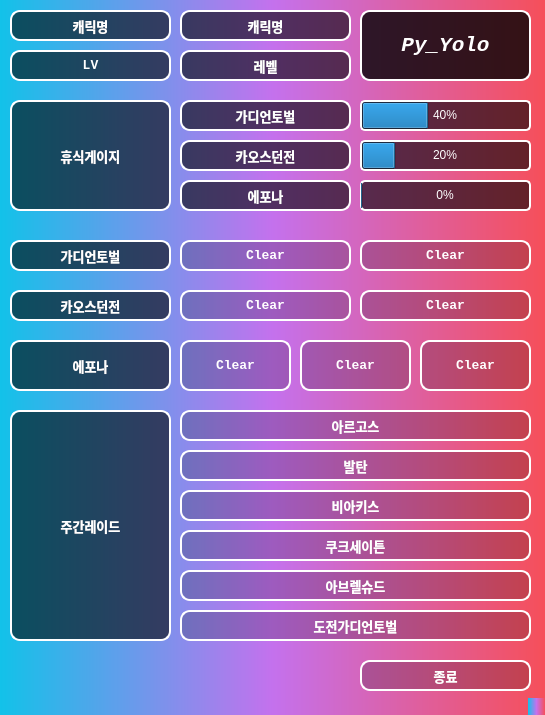
Old version of the form UI/Character_Form.ui in the repository ckh2445/LostArk_Check_Quest.
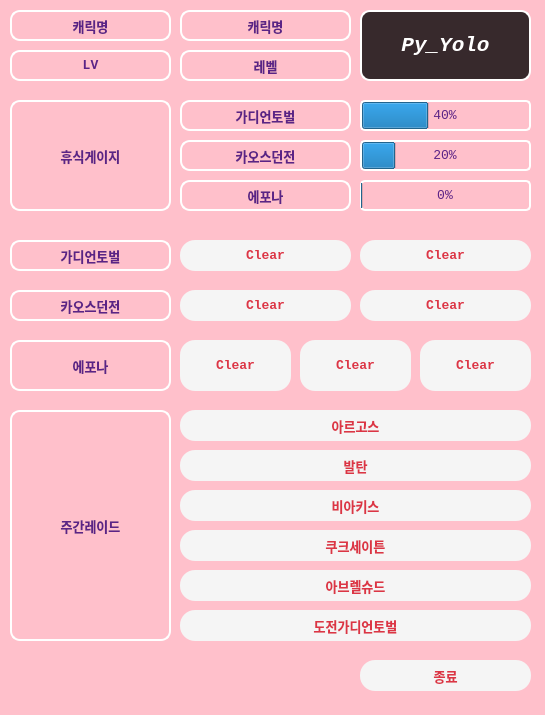
New version of the form. Icons and pictures are not drawn.

What changed in the file:
```diff
--- a/UI/Character_Form.ui
+++ b/UI/Character_Form.ui
@@ -44,7 +44,7 @@
     <normaloff>../../../../../다운로드.png</normaloff>../../../../../다운로드.png</iconset>
   </property>
   <property name="styleSheet">
-   <string notr="true">background-color: qlineargradient(spread:pad, x1:0, y1:0, x2:1, y2:0, stop:0 rgba(18, 194, 233, 255), stop:0.5 rgba(196, 113, 237, 255), stop:1 rgba(246, 79, 89, 255));
+   <string notr="true">background-color: pink;
 QAbstractScrollArea.background:white;</string>
   </property>
   <property name="dockNestingEnabled">
@@ -69,9 +69,8 @@
      </font>
     </property>
     <property name="styleSheet">
-     <string notr="true">background-color: rgba(0, 0, 0, 150);
- border: 2px solid white; 
-color: white;
+     <string notr="true">border: 2px solid white; 
+color: #5B2386;
 border-radius: 10px;</string>
     </property>
     <property name="text">
@@ -90,10 +89,17 @@
       <height>31</height>
      </rect>
     </property>
+    <property name="font">
+     <font>
+      <family>Consolas</family>
+      <pointsize>10</pointsize>
+      <weight>50</weight>
+      <bold>false</bold>
+     </font>
+    </property>
     <property name="styleSheet">
-     <string notr="true">background-color: rgba(0, 0, 0, 150);
- border: 2px solid white; 
-color: white;
+     <string notr="true">border: 2px solid white; 
+color: #5B2386;
 border-radius: 5px;</string>
     </property>
     <property name="value">
@@ -128,10 +134,10 @@
      <enum>Qt::NoFocus</enum>
     </property>
     <property name="styleSheet">
-     <string notr="true">background-color: rgba(0, 0, 0, 50);
- border: 2px solid white; 
-color: white;
-border-radius: 10px;</string>
+     <string notr="true">color: #dc3545;
+border-color: #dc3545;
+background-color: whitesmoke;
+border-radius: 15px;</string>
     </property>
     <property name="text">
      <string>종료</string>
@@ -146,10 +152,17 @@
       <height>31</height>
      </rect>
     </property>
+    <property name="font">
+     <font>
+      <family>Consolas</family>
+      <pointsize>10</pointsize>
+      <weight>50</weight>
+      <bold>false</bold>
+     </font>
+    </property>
     <property name="styleSheet">
-     <string notr="true">background-color: rgba(0, 0, 0, 150);
- border: 2px solid white; 
-color: white;
+     <string notr="true">border: 2px solid white; 
+color: #5B2386;
 border-radius: 5px;</string>
     </property>
     <property name="value">
@@ -177,9 +190,8 @@
      </font>
     </property>
     <property name="styleSheet">
-     <string notr="true">background-color: rgba(0, 0, 0, 150);
- border: 2px solid white; 
-color: white;
+     <string notr="true">border: 2px solid white; 
+color: #5B2386;
 border-radius: 10px;</string>
     </property>
     <property name="text">
@@ -207,9 +219,8 @@
      </font>
     </property>
     <property name="styleSheet">
-     <string notr="true">background-color: rgba(0, 0, 0, 150);
- border: 2px solid white; 
-color: white;
+     <string notr="true">border: 2px solid white; 
+color: #5B2386;
 border-radius: 10px;</string>
     </property>
     <property name="text">
@@ -237,9 +248,8 @@
      </font>
     </property>
     <property name="styleSheet">
-     <string notr="true">background-color: rgba(0, 0, 0, 150);
- border: 2px solid white; 
-color: white;
+     <string notr="true">border: 2px solid white; 
+color: #5B2386;
 border-radius: 10px;</string>
     </property>
     <property name="text">
@@ -258,10 +268,17 @@
       <height>31</height>
      </rect>
     </property>
+    <property name="font">
+     <font>
+      <family>Consolas</family>
+      <pointsize>10</pointsize>
+      <weight>50</weight>
+      <bold>false</bold>
+     </font>
+    </property>
     <property name="styleSheet">
-     <string notr="true">background-color: rgba(0, 0, 0, 150);
- border: 2px solid white; 
-color: white;
+     <string notr="true">border: 2px solid white; 
+color: #5B2386;
 border-radius: 5px;</string>
     </property>
     <property name="value">
@@ -289,9 +306,8 @@
      </font>
     </property>
     <property name="styleSheet">
-     <string notr="true">background-color: rgba(0, 0, 0, 150);
- border: 2px solid white; 
-color: white;
+     <string notr="true">border: 2px solid white; 
+color: #5B2386;
 border-radius: 10px;</string>
     </property>
     <property name="text">
@@ -326,10 +342,10 @@
      <enum>Qt::NoFocus</enum>
     </property>
     <property name="styleSheet">
-     <string notr="true">background-color: rgba(0, 0, 0, 50);
- border: 2px solid white; 
-color: white;
-border-radius: 10px;</string>
+     <string notr="true">color: #dc3545;
+border-color: #dc3545;
+background-color: whitesmoke;
+border-radius: 15px;</string>
     </property>
     <property name="text">
      <string>발탄</string>
@@ -360,10 +376,10 @@
      <enum>Qt::NoFocus</enum>
     </property>
     <property name="styleSheet">
-     <string notr="true">background-color: rgba(0, 0, 0, 50);
- border: 2px solid white; 
-color: white;
-border-radius: 10px;</string>
+     <string notr="true">color: #dc3545;
+border-color: #dc3545;
+background-color: whitesmoke;
+border-radius: 15px;</string>
     </property>
     <property name="text">
      <string>비아키스</string>
@@ -394,10 +410,10 @@
      <enum>Qt::NoFocus</enum>
     </property>
     <property name="styleSheet">
-     <string notr="true">background-color: rgba(0, 0, 0, 50);
- border: 2px solid white; 
-color: white;
-border-radius: 10px;</string>
+     <string notr="true">color: #dc3545;
+border-color: #dc3545;
+background-color: whitesmoke;
+border-radius: 15px;</string>
     </property>
     <property name="text">
      <string>쿠크세이튼</string>
@@ -428,10 +444,10 @@
      <enum>Qt::NoFocus</enum>
     </property>
     <property name="styleSheet">
-     <string notr="true">background-color: rgba(0, 0, 0, 50);
- border: 2px solid white; 
-color: white;
-border-radius: 10px;</string>
+     <string notr="true">color: #dc3545;
+border-color: #dc3545;
+background-color: whitesmoke;
+border-radius: 15px;</string>
     </property>
     <property name="text">
      <string>아브렐슈드</string>
@@ -455,9 +471,8 @@
      </font>
     </property>
     <property name="styleSheet">
-     <string notr="true">background-color: rgba(0, 0, 0, 150);
- border: 2px solid white; 
-color: white;
+     <string notr="true">border: 2px solid white; 
+color: #5B2386;
 border-radius: 10px;</string>
     </property>
     <property name="text">
@@ -485,9 +500,8 @@
      </font>
     </property>
     <property name="styleSheet">
-     <string notr="true">background-color: rgba(0, 0, 0, 150);
- border: 2px solid white; 
-color: white;
+     <string notr="true">border: 2px solid white; 
+color: #5B2386;
 border-radius: 10px;</string>
     </property>
     <property name="text">
@@ -515,9 +529,8 @@
      </font>
     </property>
     <property name="styleSheet">
-     <string notr="true">background-color: rgba(0, 0, 0, 150);
- border: 2px solid white; 
-color: white;
+     <string notr="true">border: 2px solid white; 
+color: #5B2386;
 border-radius: 10px;</string>
     </property>
     <property name="text">
@@ -545,9 +558,8 @@
      </font>
     </property>
     <property name="styleSheet">
-     <string notr="true">background-color: rgba(0, 0, 0, 150);
- border: 2px solid white; 
-color: white;
+     <string notr="true">border: 2px solid white; 
+color: #5B2386;
 border-radius: 10px;</string>
     </property>
     <property name="text">
@@ -606,9 +618,8 @@
      </font>
     </property>
     <property name="styleSheet">
-     <string notr="true">background-color: rgba(0, 0, 0, 150);
- border: 2px solid white; 
-color: white;
+     <string notr="true">border: 2px solid white; 
+color: #5B2386;
 border-radius: 10px;</string>
     </property>
     <property name="text">
@@ -636,9 +647,8 @@
      </font>
     </property>
     <property name="styleSheet">
-     <string notr="true">background-color: rgba(0, 0, 0, 150);
- border: 2px solid white; 
-color: white;
+     <string notr="true">border: 2px solid white; 
+color: #5B2386;
 border-radius: 10px;</string>
     </property>
     <property name="text">
@@ -673,10 +683,10 @@
      <enum>Qt::NoFocus</enum>
     </property>
     <property name="styleSheet">
-     <string notr="true">background-color: rgba(0, 0, 0, 50);
- border: 2px solid white; 
-color: white;
-border-radius: 10px;</string>
+     <string notr="true">color: #dc3545;
+border-color: #dc3545;
+background-color: whitesmoke;
+border-radius: 15px;</string>
     </property>
     <property name="text">
      <string>Clear</string>
@@ -707,10 +717,10 @@
      <enum>Qt::NoFocus</enum>
     </property>
     <property name="styleSheet">
-     <string notr="true">background-color: rgba(0, 0, 0, 50);
- border: 2px solid white; 
-color: white;
-border-radius: 10px;</string>
+     <string notr="true">color: #dc3545;
+border-color: #dc3545;
+background-color: whitesmoke;
+border-radius: 15px;</string>
     </property>
     <property name="text">
      <string>Clear</string>
@@ -741,10 +751,10 @@
      <enum>Qt::NoFocus</enum>
     </property>
     <property name="styleSheet">
-     <string notr="true">background-color: rgba(0, 0, 0, 50);
- border: 2px solid white; 
-color: white;
-border-radius: 10px;</string>
+     <string notr="true">color: #dc3545;
+border-color: #dc3545;
+background-color: whitesmoke;
+border-radius: 15px;</string>
     </property>
     <property name="text">
      <string>Clear</string>
@@ -775,10 +785,10 @@
      <enum>Qt::NoFocus</enum>
     </property>
     <property name="styleSheet">
-     <string notr="true">background-color: rgba(0, 0, 0, 50);
- border: 2px solid white; 
-color: white;
-border-radius: 10px;</string>
+     <string notr="true">color: #dc3545;
+border-color: #dc3545;
+background-color: whitesmoke;
+border-radius: 15px;</string>
     </property>
     <property name="text">
      <string>Clear</string>
@@ -809,10 +819,10 @@
      <enum>Qt::NoFocus</enum>
     </property>
     <property name="styleSheet">
-     <string notr="true">background-color: rgba(0, 0, 0, 50);
- border: 2px solid white; 
-color: white;
-border-radius: 10px;</string>
+     <string notr="true">color: #dc3545;
+border-color: #dc3545;
+background-color: whitesmoke;
+border-radius: 15px;</string>
     </property>
     <property name="text">
      <string>Clear</string>
@@ -843,10 +853,10 @@
      <enum>Qt::NoFocus</enum>
     </property>
     <property name="styleSheet">
-     <string notr="true">background-color: rgba(0, 0, 0, 50);
- border: 2px solid white; 
-color: white;
-border-radius: 10px;</string>
+     <string notr="true">color: #dc3545;
+border-color: #dc3545;
+background-color: whitesmoke;
+border-radius: 15px;</string>
     </property>
     <property name="text">
      <string>아르고스</string>
@@ -877,10 +887,10 @@
      <enum>Qt::NoFocus</enum>
     </property>
     <property name="styleSheet">
-     <string notr="true">background-color: rgba(0, 0, 0, 50);
- border: 2px solid white; 
-color: white;
-border-radius: 10px;</string>
+     <string notr="true">color: #dc3545;
+border-color: #dc3545;
+background-color: whitesmoke;
+border-radius: 15px;</string>
     </property>
     <property name="text">
      <string>도전가디언토벌</string>
@@ -911,10 +921,10 @@
      <enum>Qt::NoFocus</enum>
     </property>
     <property name="styleSheet">
-     <string notr="true">background-color: rgba(0, 0, 0, 50);
- border: 2px solid white; 
-color: white;
-border-radius: 10px;</string>
+     <string notr="true">color: #dc3545;
+border-color: #dc3545;
+background-color: whitesmoke;
+border-radius: 15px;</string>
     </property>
     <property name="text">
      <string>Clear</string>
@@ -938,9 +948,8 @@
      </font>
     </property>
     <property name="styleSheet">
-     <string notr="true">background-color: rgba(0, 0, 0, 150);
- border: 2px solid white; 
-color: white;
+     <string notr="true">border: 2px solid white; 
+color: #5B2386;
 border-radius: 10px;</string>
     </property>
     <property name="text">
@@ -975,10 +984,10 @@
      <enum>Qt::NoFocus</enum>
     </property>
     <property name="styleSheet">
-     <string notr="true">background-color: rgba(0, 0, 0, 50);
- border: 2px solid white; 
-color: white;
-border-radius: 10px;</string>
+     <string notr="true">color: #dc3545;
+border-color: #dc3545;
+background-color: whitesmoke;
+border-radius: 15px;</string>
     </property>
     <property name="text">
      <string>Clear</string>
```
